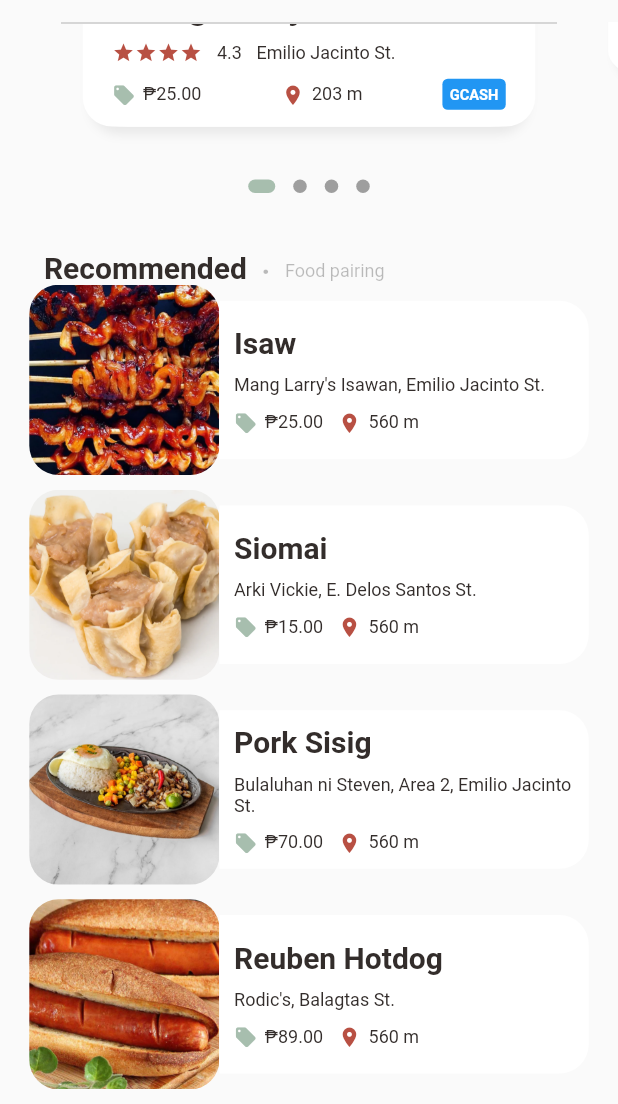
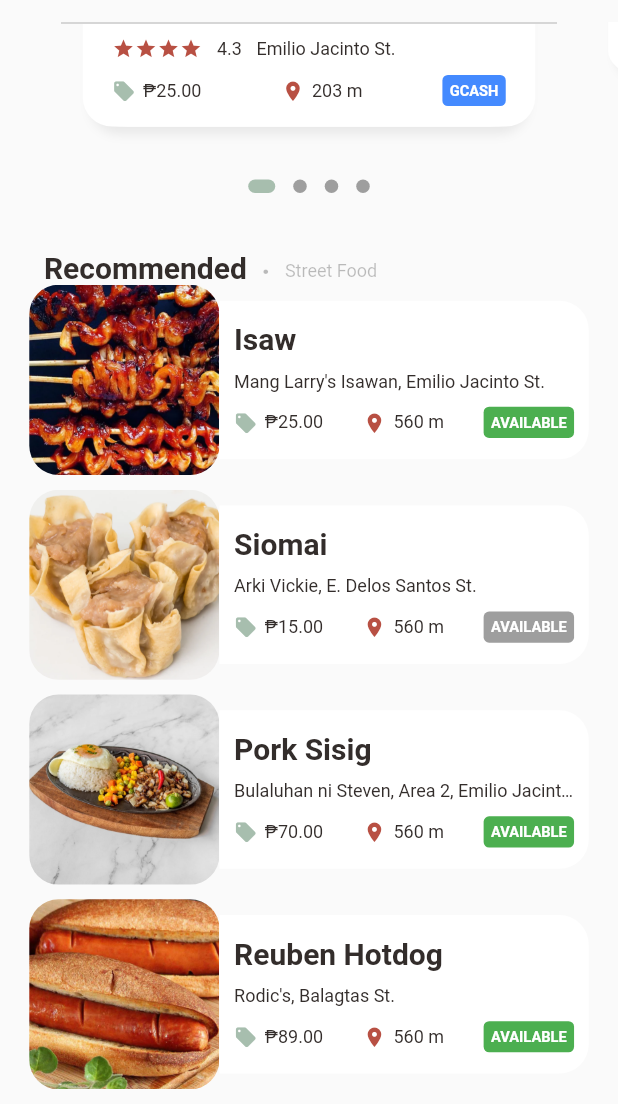
Before and after one commit to zedecpacaldo/IsKainan-Campus-Food-Recommender-App, a Flutter app: the screen it shows after launch, scrolled down 213 dp, on a phone screen of 412 x 824 dp, the part 132-1236 px from its top. Run offline on Flutter 3.47's test engine with Material 2 defaults, Android fonts, the phone set to English and light mode, and no system bars; drawn by our look-alikes of dots_indicator; our stand-ins replace firebase_core, get; missing offline and left inert: flutter_displaymode; accounts and stored records are empty; network calls fail; grey boxes are pictures that could not be loaded.

Commit message:
New rectangle_icon_widget at fixed improper display of food from vendor page

```diff
--- a/lib/controllers/vendor_controller.dart
+++ b/lib/controllers/vendor_controller.dart
@@ -73,7 +73,7 @@ class VendorController extends GetxController{
                 "food_name": "Siomai",
                 "food_price": "15.00",
                 "food_img": "assets/images/siomai.png",
-                "is_available": true,
+                "is_available": false,
                 "is_spicy": false,
                 "is_shellfish": false,
                 "is_peanut": false,
--- a/lib/pages/Home/food_page_body.dart
+++ b/lib/pages/Home/food_page_body.dart
@@ -6,6 +6,7 @@ import 'package:iskainan/controllers/vendor_controller.dart';
 import 'package:iskainan/models/vendors_model.dart';
 import 'package:iskainan/widgets/big_text.dart';
 import 'package:iskainan/widgets/icon_and_text_widget.dart';
+import 'package:iskainan/widgets/rectangle_icon_widget.dart';
 import 'package:iskainan/widgets/small_text.dart';
 import '../../routes/route_helper.dart';
 import '../../utils/colors.dart';
@@ -91,7 +92,7 @@ class _FoodPageBodyState extends State<FoodPageBody> {
               SizedBox(width: Dimensions.width10,),
               Container(
                 margin: const EdgeInsets.only(bottom: 2),
-                child: SmallText(text: "Food pairing", color: Colors.black26),
+                child: SmallText(text: "Street Food", color: Colors.black26),
               )
             ],
           ),
@@ -106,7 +107,7 @@ class _FoodPageBodyState extends State<FoodPageBody> {
               itemBuilder: (context, index) {
                 return GestureDetector(
                   onTap: (){
-                    Get.toNamed(RouteHelper.getFoodDetail(index));
+                    Get.toNamed(RouteHelper.getFoodDetail(index, 0));
                   },
                   child: Container(
                     margin: EdgeInsets.only(left: Dimensions.width20, right: Dimensions.width20, bottom: Dimensions.height10),
@@ -143,13 +144,16 @@ class _FoodPageBodyState extends State<FoodPageBody> {
                                 children: [
                                   BigText(text: vendor.vendorList[index].food_model[0].foodName!),
                                   SizedBox(height: Dimensions.height10),
-                                  SmallText(text: (vendor.vendorList[index].vendorName! + ", " + vendor.vendorList[index].vendorLocation!)),
+                                  SmallText(text: (vendor.vendorList[index].vendorName! + ", " + vendor.vendorList[index].vendorLocation!), isOneLine: true),
                                   SizedBox(height: Dimensions.height10),
                                   Row(
+                                    mainAxisAlignment: MainAxisAlignment.spaceBetween,
                                     children: [
                                       IconAndTextWidget(icon: Icons.local_offer_rounded, text: "₱" + vendor.vendorList[index].food_model[0].foodPrice.toString(), iconColor: AppColors.iconColor1,),
                                       SizedBox(width: Dimensions.width10),
-                                      IconAndTextWidget(icon: Icons.location_on, text: "560 m", iconColor: AppColors.mainColor,)
+                                      IconAndTextWidget(icon: Icons.location_on, text: "560 m", iconColor: AppColors.mainColor,),
+                                      SizedBox(width: Dimensions.width10,),
+                                      RectangleIconWidget(text: "AVAILABLE", iconColor: Colors.green, isActivated: vendor.vendorList[index].food_model[0].isAvailable!)
                                     ],
                                   )
                                 ],
@@ -215,7 +219,7 @@ class _FoodPageBodyState extends State<FoodPageBody> {
           Align(
             alignment: Alignment.bottomCenter,
             child: Container(                                             // Food details
-                height: Dimensions.pageViewTextContainer,
+                height: Dimensions.pageViewTextContainer+5,
                 margin: EdgeInsets.only(left: Dimensions.width30, right: Dimensions.width30, bottom: Dimensions.height30),
                 decoration: BoxDecoration(
                     borderRadius: BorderRadius.circular(Dimensions.radius20),
--- a/lib/pages/food/recommended_food_detail.dart
+++ b/lib/pages/food/recommended_food_detail.dart
@@ -15,11 +15,12 @@ import '../../widgets/expandable_text_widget.dart';
 
 class RecommendedFoodDetail extends StatelessWidget {
   final int pageId;
-  RecommendedFoodDetail({Key? key, required this.pageId}) : super(key: key);
+  final int foodId;
+  RecommendedFoodDetail({Key? key, required this.pageId, required this.foodId}) : super(key: key);
 
   @override
   Widget build(BuildContext context) {
-    var foodProfile = Get.find<VendorController>().vendorList[pageId].food_model[0];
+    var foodProfile = Get.find<VendorController>().vendorList[pageId].food_model[foodId];
     return Scaffold(
       backgroundColor: Colors.white,
       body: CustomScrollView(
--- a/lib/pages/food/vendor_detail.dart
+++ b/lib/pages/food/vendor_detail.dart
@@ -74,7 +74,7 @@ class VendorDetail extends StatelessWidget {
                   itemBuilder: (context, index) {
                     return GestureDetector(
                       onTap: (){
-                        Get.toNamed(RouteHelper.getFoodDetail(index));
+                        Get.toNamed(RouteHelper.getFoodDetail(pageId, index));
                       },
                       child: Container(
                         margin: EdgeInsets.only(left: Dimensions.width20, right: Dimensions.width20, bottom: Dimensions.height10),
--- a/lib/routes/route_helper.dart
+++ b/lib/routes/route_helper.dart
@@ -29,7 +29,7 @@ class RouteHelper{
   static String getAllergiesPage()=>'$allergiesPage';
   static String getVendorLoginPage()=>'$vendorLoginPage';
   static String getVendorDetail(int pageId)=>'$vendorDetail?pageId=$pageId';
-  static String getFoodDetail(int pageId)=>'$foodDetail?pageId=$pageId';
+  static String getFoodDetail(int pageId, int foodId)=>'$foodDetail?pageId=$pageId&foodId=$foodId';
 
   static List<GetPage> routes=[
     GetPage(name: initial, page: ()=> MainPage()),
@@ -52,7 +52,8 @@ class RouteHelper{
 
     GetPage(name: foodDetail, page:(){
       var pageId = Get.parameters['pageId'];
-      return RecommendedFoodDetail(pageId: int.parse(pageId!));
+      var foodId = Get.parameters['foodId'];
+      return RecommendedFoodDetail(pageId: int.parse(pageId!), foodId: int.parse(foodId!));
     },
     ),
   ];
--- a/lib/widgets/app_column.dart
+++ b/lib/widgets/app_column.dart
@@ -4,6 +4,7 @@ import 'package:flutter/cupertino.dart';
 import 'package:flutter/material.dart';
 import 'package:get/get.dart';
 import 'package:get/get_core/src/get_main.dart';
+import 'package:iskainan/widgets/rectangle_icon_widget.dart';
 import 'package:iskainan/widgets/small_text.dart';
 
 import '../controllers/vendor_controller.dart';
@@ -43,14 +44,7 @@ class AppColumn extends StatelessWidget {
           children: [
             IconAndTextWidget(icon: Icons.local_offer_rounded, text: vendorProfile.price_range.length > 1?"₱" + (vendorProfile.price_range).reduce((a, b) => a < b ? a : b).toStringAsFixed(2) + " - ₱" + (vendorProfile.price_range).reduce((a, b) => a > b ? a : b).toStringAsFixed(2):"₱" + (vendorProfile.price_range).reduce((a, b) => a < b ? a : b).toStringAsFixed(2), iconColor: AppColors.iconColor1,),
             IconAndTextWidget(icon: Icons.location_on, text: "203 m", iconColor: AppColors.mainColor,),
-            Container(
-              padding: EdgeInsets.only(top: Dimensions.height10/2, bottom: Dimensions.height10/2, left: Dimensions.width10/2, right: Dimensions.width10/2),
-              child: BigText(text: "GCASH", color: Colors.white, size: Dimensions.font20/2,),
-              decoration: BoxDecoration(
-                  borderRadius: BorderRadius.circular(Dimensions.radius15/4),
-                  color: vendorProfile.isGcash!?Colors.blue:Colors.grey
-              ),
-            )
+            RectangleIconWidget(text: "GCASH", iconColor: Colors.blueAccent, isActivated: vendorProfile.isGcash!)
           ],
         ),
       ],
--- a/lib/widgets/icon_and_text_widget.dart
+++ b/lib/widgets/icon_and_text_widget.dart
@@ -19,7 +19,7 @@ class IconAndTextWidget extends StatelessWidget {
       children: [
         Icon(icon, color: iconColor, size: Dimensions.iconSize16),
         SizedBox(width: Dimensions.width10/2,),
-        SmallText(text: text,),
+        SmallText(text: text),
       ],
     );
   }
--- /dev/null
+++ b/lib/widgets/rectangle_icon_widget.dart
@@ -0,0 +1,28 @@
+import 'package:flutter/cupertino.dart';
+import 'package:flutter/material.dart';
+
+import '../utils/dimensions.dart';
+import 'big_text.dart';
+
+class RectangleIconWidget extends StatelessWidget {
+  final String text;
+  final Color iconColor;
+  final bool isActivated;
+
+  RectangleIconWidget({Key? key,
+    required this.text,
+    required this.iconColor,
+    required this.isActivated}) : super(key: key);
+
+  @override
+  Widget build(BuildContext context) {
+    return Container(
+      padding: EdgeInsets.only(top: Dimensions.height10/2, bottom: Dimensions.height10/2, left: Dimensions.width10/2, right: Dimensions.width10/2),
+      child: BigText(text: text, color: Colors.white, size: Dimensions.font20/2,),
+      decoration: BoxDecoration(
+          borderRadius: BorderRadius.circular(Dimensions.radius15/4),
+          color: isActivated?iconColor:Colors.grey
+      ),
+    );
+  }
+}
--- a/lib/widgets/small_text.dart
+++ b/lib/widgets/small_text.dart
@@ -5,15 +5,19 @@ class SmallText extends StatelessWidget {
   final String text;
   double size;
   double height;
+  bool? isOneLine;
   SmallText({Key? key, this.color = const Color(0xFF332d2b),
+    this.isOneLine = false,
     required this.text,
     this.size=12,
-    this.height=1.2
+    this.height=1.2,
   }) : super(key: key);
 
   @override
   Widget build(BuildContext context) {
     return Text(
+        overflow: TextOverflow.ellipsis,
+        maxLines: isOneLine!?1:99999999,
         text,
         style: TextStyle(
             fontFamily: 'Roboto',
```
